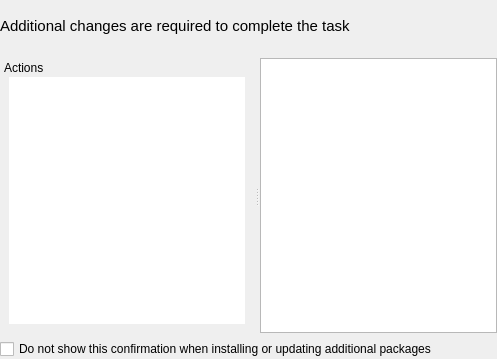
First picture: the form in libapper/Requirements.ui, repository KDE/apper, before the edit.
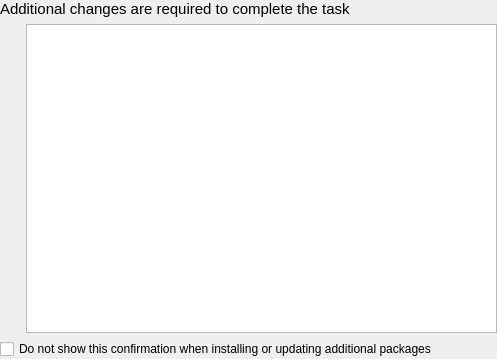
Second picture: the form after the edit.

Commit message: Change Requirements Ui to have a more readable interface

```diff
--- a/libapper/Requirements.ui
+++ b/libapper/Requirements.ui
@@ -14,7 +14,7 @@
    <property name="margin">
     <number>0</number>
    </property>
-   <item row="0" column="0">
+   <item row="0" column="0" colspan="2">
     <widget class="QLabel" name="label">
      <property name="sizePolicy">
       <sizepolicy hsizetype="Expanding" vsizetype="Fixed">
@@ -35,75 +35,7 @@
      </property>
     </widget>
    </item>
-   <item row="1" column="0">
-    <widget class="QSplitter" name="splitter">
-     <property name="orientation">
-      <enum>Qt::Horizontal</enum>
-     </property>
-     <property name="opaqueResize">
-      <bool>false</bool>
-     </property>
-     <property name="handleWidth">
-      <number>6</number>
-     </property>
-     <property name="childrenCollapsible">
-      <bool>false</bool>
-     </property>
-     <widget class="QDockWidget" name="dockWidget">
-      <property name="features">
-       <set>QDockWidget::NoDockWidgetFeatures</set>
-      </property>
-      <property name="windowTitle">
-       <string>Actions</string>
-      </property>
-      <widget class="QWidget" name="dockWidgetContents">
-       <layout class="QGridLayout" name="gridLayout">
-        <property name="topMargin">
-         <number>0</number>
-        </property>
-        <item row="0" column="0">
-         <widget class="QListView" name="actionsView">
-          <property name="sizePolicy">
-           <sizepolicy hsizetype="Preferred" vsizetype="Preferred">
-            <horstretch>0</horstretch>
-            <verstretch>0</verstretch>
-           </sizepolicy>
-          </property>
-          <property name="minimumSize">
-           <size>
-            <width>200</width>
-            <height>0</height>
-           </size>
-          </property>
-          <property name="contextMenuPolicy">
-           <enum>Qt::NoContextMenu</enum>
-          </property>
-          <property name="frameShape">
-           <enum>QFrame::NoFrame</enum>
-          </property>
-          <property name="editTriggers">
-           <set>QAbstractItemView::NoEditTriggers</set>
-          </property>
-          <property name="showDropIndicator" stdset="0">
-           <bool>false</bool>
-          </property>
-          <property name="selectionMode">
-           <enum>QAbstractItemView::SingleSelection</enum>
-          </property>
-          <property name="iconSize">
-           <size>
-            <width>48</width>
-            <height>48</height>
-           </size>
-          </property>
-          <property name="resizeMode">
-           <enum>QListView::Adjust</enum>
-          </property>
-         </widget>
-        </item>
-       </layout>
-      </widget>
-     </widget>
+   <item row="1" column="1">
      <widget class="QTreeView" name="packageView">
       <property name="sizePolicy">
        <sizepolicy hsizetype="MinimumExpanding" vsizetype="MinimumExpanding">
@@ -117,6 +49,9 @@
         <height>0</height>
        </size>
       </property>
+     <property name="focusPolicy">
+      <enum>Qt::NoFocus</enum>
+     </property>
       <property name="editTriggers">
        <set>QAbstractItemView::NoEditTriggers</set>
       </property>
@@ -126,6 +61,9 @@
       <property name="alternatingRowColors">
        <bool>true</bool>
       </property>
+     <property name="selectionMode">
+      <enum>QAbstractItemView::NoSelection</enum>
+     </property>
       <property name="rootIsDecorated">
        <bool>false</bool>
       </property>
@@ -136,15 +74,31 @@
        <bool>false</bool>
       </property>
      </widget>
-    </widget>
    </item>
-   <item row="2" column="0">
+   <item row="2" column="0" colspan="2">
     <widget class="QCheckBox" name="confirmCB">
      <property name="text">
       <string>Do not show this confirmation when installing or updating additional packages</string>
      </property>
     </widget>
    </item>
+   <item row="1" column="0">
+    <layout class="QVBoxLayout" name="verticalLayout">
+     <item>
+      <spacer name="verticalSpacer">
+       <property name="orientation">
+        <enum>Qt::Vertical</enum>
+       </property>
+       <property name="sizeHint" stdset="0">
+        <size>
+         <width>20</width>
+         <height>40</height>
+        </size>
+       </property>
+      </spacer>
+     </item>
+    </layout>
+   </item>
   </layout>
  </widget>
  <resources/>
```
Lines whose indentation alone changed are shown as unchanged. The commit also changes 11 other files.
